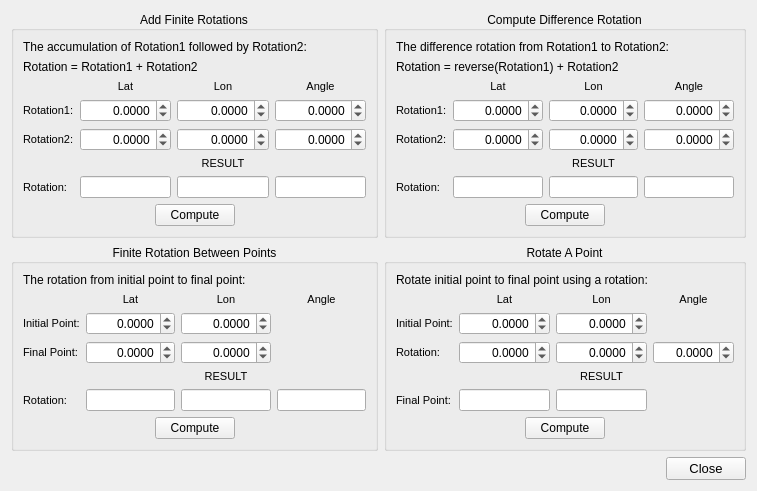
Qt form src/qt-widgets/FiniteRotationCalculatorDialogUi.ui (GPlates/GPlates) before a commit.
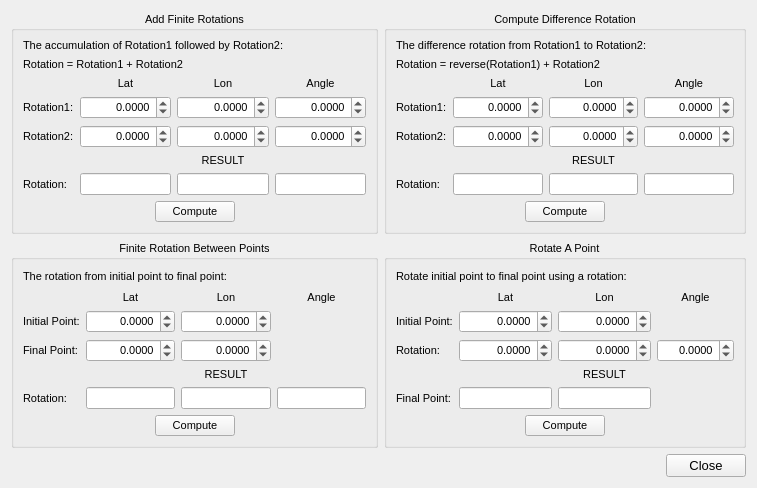
The same form after that commit.

Commit message: (trunk) Change the font size to 8 in FiniteRotationCalculatorDialog to make its appearance the same with other dialogues.

```diff
--- a/src/qt-widgets/FiniteRotationCalculatorDialogUi.ui
+++ b/src/qt-widgets/FiniteRotationCalculatorDialogUi.ui
@@ -7,7 +7,7 @@
     <x>0</x>
     <y>0</y>
     <width>757</width>
-    <height>452</height>
+    <height>488</height>
    </rect>
   </property>
   <property name="windowTitle">
@@ -20,7 +20,7 @@
       <widget class="QGroupBox" name="add_finite_rotations_groupbox">
        <property name="font">
         <font>
-         <pointsize>9</pointsize>
+         <pointsize>8</pointsize>
         </font>
        </property>
        <property name="title">
@@ -323,7 +323,7 @@
       <widget class="QGroupBox" name="compute_difference_rotation_groupbox">
        <property name="font">
         <font>
-         <pointsize>9</pointsize>
+         <pointsize>8</pointsize>
         </font>
        </property>
        <property name="title">
@@ -629,7 +629,7 @@
       <widget class="QGroupBox" name="rotation_between_points_groupbox">
        <property name="font">
         <font>
-         <pointsize>9</pointsize>
+         <pointsize>8</pointsize>
         </font>
        </property>
        <property name="title">
@@ -896,7 +896,7 @@
        </property>
        <property name="font">
         <font>
-         <pointsize>9</pointsize>
+         <pointsize>8</pointsize>
         </font>
        </property>
        <property name="focusPolicy">
```
